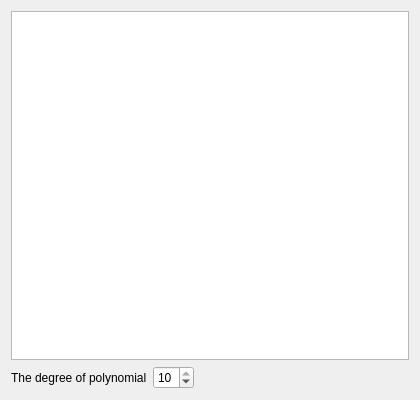
First picture: the form in openhsl/gui/device/bd_equation_form.ui, repository OpenHSL/OpenHSL, before the edit.
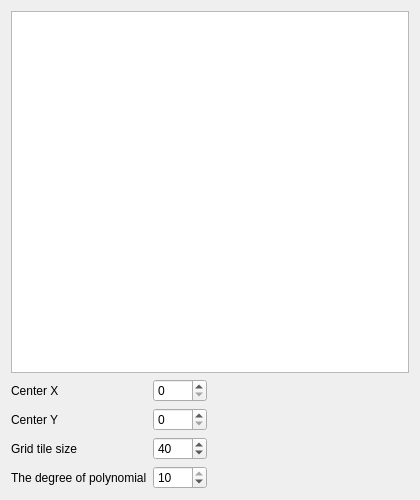
Second picture: the form after the edit.

Commit message: add: gui: barrel distortion visual stuff, center calc; fixes and refactoring

The edit to the form file:
```diff
--- a/openhsl/gui/device/bd_equation_form.ui
+++ b/openhsl/gui/device/bd_equation_form.ui
@@ -7,7 +7,7 @@
     <x>0</x>
     <y>0</y>
     <width>420</width>
-    <height>400</height>
+    <height>500</height>
    </rect>
   </property>
   <property name="windowTitle">
@@ -16,27 +16,42 @@
   <layout class="QGridLayout" name="gridLayout">
    <item row="1" column="0">
     <layout class="QGridLayout" name="gridLayout_2">
-     <item row="0" column="0">
+     <item row="3" column="0">
       <widget class="QLabel" name="polynomialDegree_label">
        <property name="text">
         <string>The degree of polynomial</string>
        </property>
       </widget>
      </item>
+     <item row="0" column="0">
+      <widget class="QLabel" name="centerX_label">
+       <property name="text">
+        <string>Center X</string>
+       </property>
+      </widget>
+     </item>
      <item row="0" column="1">
-      <widget class="QSpinBox" name="polynomialDegree_spinBox">
-       <property name="minimum">
-        <number>1</number>
+      <widget class="QSpinBox" name="centerX_spinBox">
+       <property name="maximum">
+        <number>2048</number>
        </property>
+      </widget>
+     </item>
+     <item row="1" column="1">
+      <widget class="QSpinBox" name="centerY_spinBox">
        <property name="maximum">
-        <number>10</number>
+        <number>2048</number>
        </property>
-       <property name="value">
-        <number>10</number>
+      </widget>
+     </item>
+     <item row="1" column="0">
+      <widget class="QLabel" name="centerY_label">
+       <property name="text">
+        <string>Center Y</string>
        </property>
       </widget>
      </item>
-     <item row="0" column="2">
+     <item row="3" column="2">
       <spacer name="horizontalSpacer_3">
        <property name="orientation">
         <enum>Qt::Horizontal</enum>
@@ -49,6 +64,36 @@
        </property>
       </spacer>
      </item>
+     <item row="3" column="1">
+      <widget class="QSpinBox" name="polynomialDegree_spinBox">
+       <property name="minimum">
+        <number>1</number>
+       </property>
+       <property name="maximum">
+        <number>10</number>
+       </property>
+       <property name="value">
+        <number>10</number>
+       </property>
+      </widget>
+     </item>
+     <item row="2" column="0">
+      <widget class="QLabel" name="gridTileSize_label">
+       <property name="text">
+        <string>Grid tile size</string>
+       </property>
+      </widget>
+     </item>
+     <item row="2" column="1">
+      <widget class="QSpinBox" name="gridTileSize_spinBox">
+       <property name="maximum">
+        <number>100</number>
+       </property>
+       <property name="value">
+        <number>40</number>
+       </property>
+      </widget>
+     </item>
     </layout>
    </item>
    <item row="0" column="0">
```
The commit also changes 3 other files.
